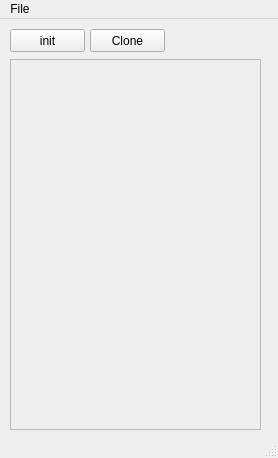
The window that ui/mainwindow.ui (hidog/HiGit) describes before a commit, drawn with Qt 5.
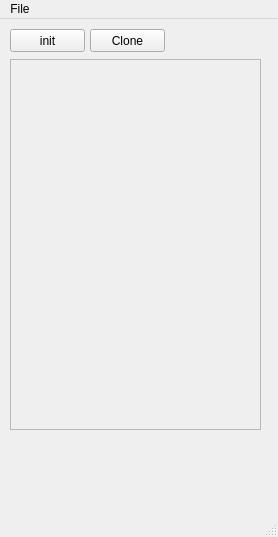
The same window after the commit.

What changed in the file:
```diff
--- a/ui/mainwindow.ui
+++ b/ui/mainwindow.ui
@@ -7,7 +7,7 @@
     <x>0</x>
     <y>0</y>
     <width>278</width>
-    <height>458</height>
+    <height>537</height>
    </rect>
   </property>
   <property name="windowTitle">
```
Left out of the diff: 2 changed lines with no effect on the pictures.
